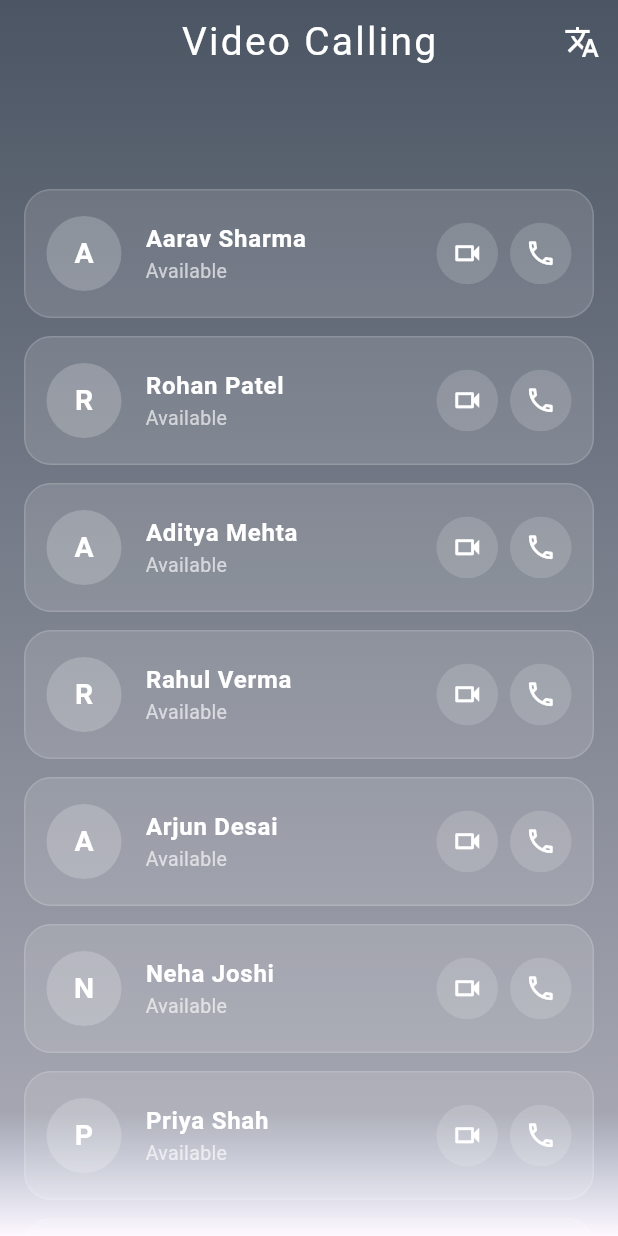
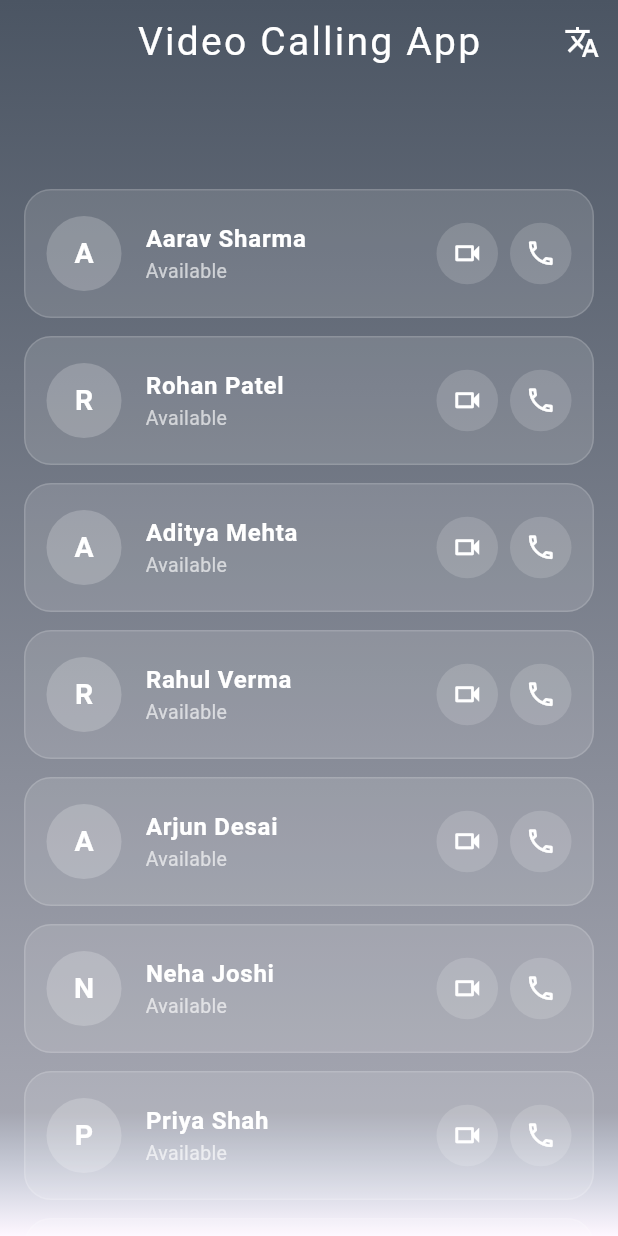
Before and after one commit to 234345-web/videocallingapp, a Flutter app: the screen it shows after launch, on a phone screen of 412 x 824 dp. Run offline on Flutter 3.47's test engine with Material 3 defaults, Android fonts, the phone set to English and light mode, and no system bars; our stand-ins replace flutter_tts, get, google_fonts; missing offline and left inert: zego_express_engine, zego_uikit_prebuilt_call, zego_uikit_signaling_plugin; accounts and stored records are empty.

Commit message:
Update main screen title

```diff
--- a/lib/main_screen/main_screen_view.dart
+++ b/lib/main_screen/main_screen_view.dart
@@ -20,7 +20,7 @@ class MainScreen extends GetView<MainScreenController> {
         elevation: 0,
         centerTitle: true,
         title: Text(
-          "Video Calling",
+          "Video Calling App",
           style: GoogleFonts.lobsterTwo(
             color: Colors.white,
             fontSize: 26,
```
